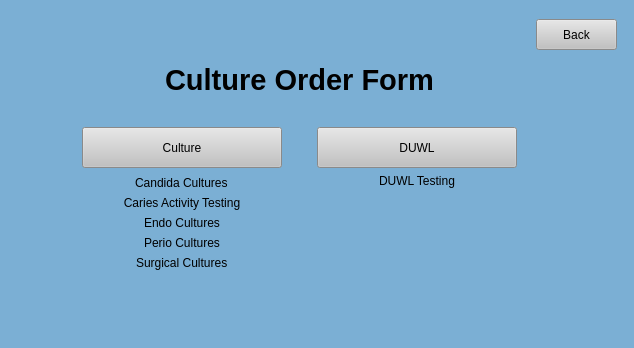
This is UI Screens/COMBdb_Culture_Order_Forms_Nav.ui in Kasmanian/COMBDb-oldgen as Qt 5 draws it before an edit. The edited form follows.
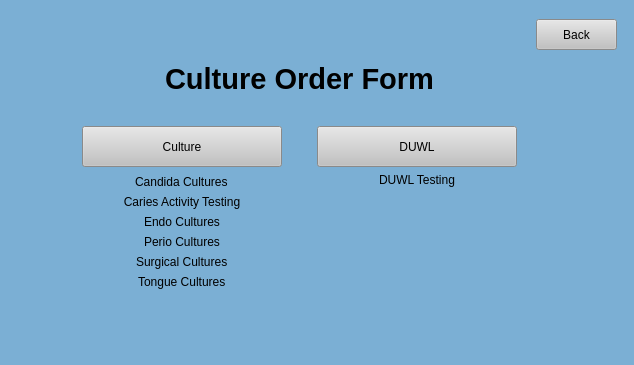
This is the edited form.

```diff
--- a/UI Screens/COMBdb_Culture_Order_Forms_Nav.ui
+++ b/UI Screens/COMBdb_Culture_Order_Forms_Nav.ui
@@ -7,7 +7,7 @@
     <x>0</x>
     <y>0</y>
     <width>634</width>
-    <height>348</height>
+    <height>365</height>
    </rect>
   </property>
   <property name="sizePolicy">
@@ -19,7 +19,7 @@
   <property name="minimumSize">
    <size>
     <width>634</width>
-    <height>348</height>
+    <height>365</height>
    </size>
   </property>
   <property name="windowTitle">
@@ -211,6 +211,13 @@
             </property>
            </widget>
           </item>
+          <item alignment="Qt::AlignHCenter|Qt::AlignVCenter">
+           <widget class="QLabel" name="label_2">
+            <property name="text">
+             <string>Tongue Cultures</string>
+            </property>
+           </widget>
+          </item>
          </layout>
         </item>
         <item row="0" column="3" alignment="Qt::AlignLeft">
```
Left out of the diff: 134 changed lines with no effect on the pictures.
